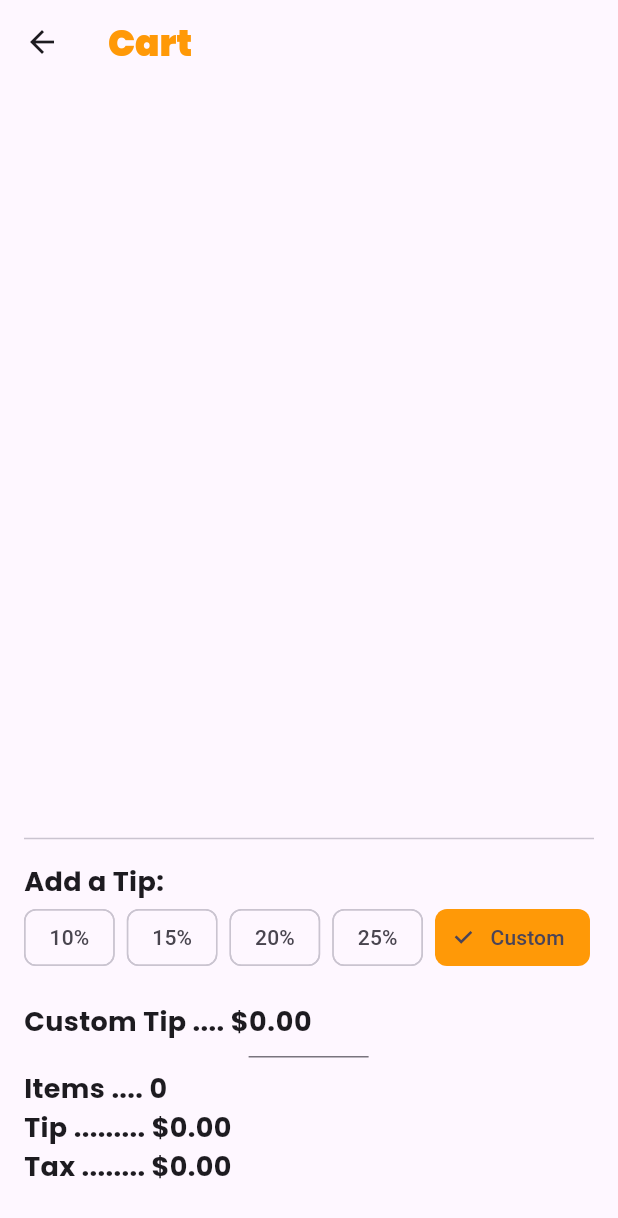
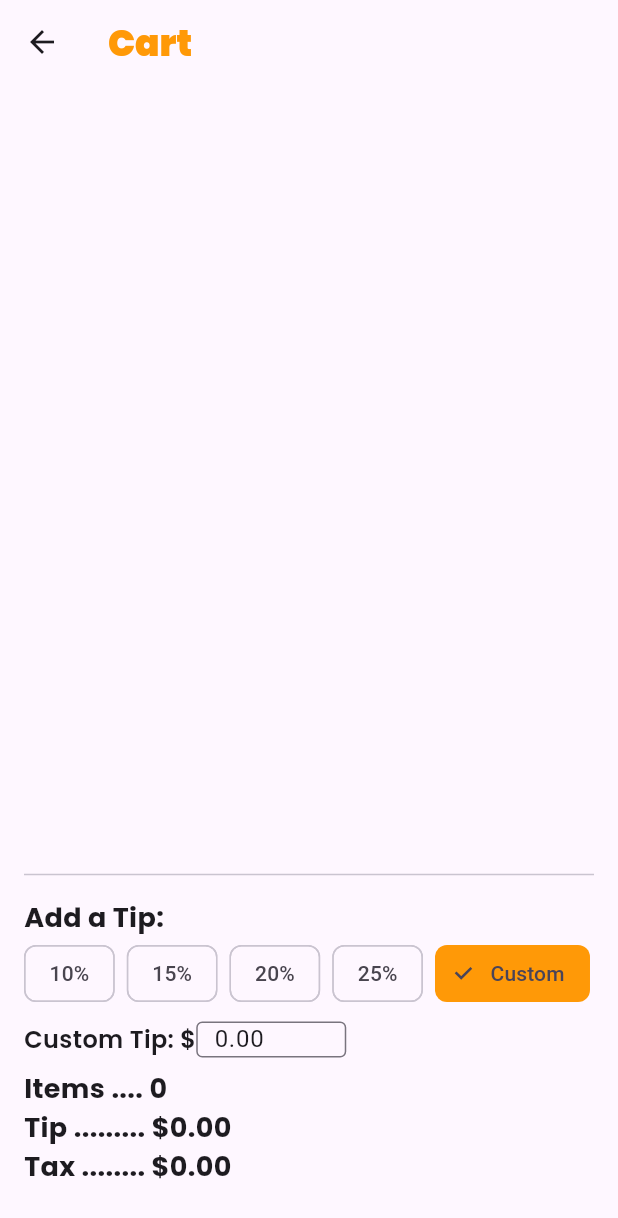
Before and after one commit to kabolen/kabolen.github.io, a Flutter app: the CartPage screen opened directly with empty values, on a phone screen of 412 x 824 dp. Shown: the top 1218 px of the screen. Run offline on Flutter 3.47's test engine with Material 3 defaults, Android fonts, the light colour scheme and no system bars; our stand-ins replace built_collection, carousel_slider, flutter_dotenv, flutter_svg, google_fonts, google_maps_flutter and 1 more; missing offline and left inert: square_in_app_payments; network calls fail.

Commit message:
changed tip line to be highlighted box

```diff
--- a/lib/pages/cart.dart
+++ b/lib/pages/cart.dart
@@ -283,11 +283,17 @@ class _CartPageState extends State<CartPage> {
                           label: Text(tip),
                           selected: selectedTip == tip,
                           onSelected: (_) {
-                            if (tip == 'Custom') {
-                              _updateTipAmount('Custom');
-                            } else {
-                              _updateTipAmount(tip);
-                            }
+                            setState(() {
+                              selectedTip = tip;
+                              if (tip != 'Custom') {
+                                _updateTipAmount(tip);
+                                FocusScope.of(context)
+                                    .unfocus(); // hide keyboard if open
+                              } else {
+                                FocusScope.of(context)
+                                    .requestFocus(customTipFocusNode);
+                              }
+                            });
                           },
                         );
                       }).toList(),
@@ -296,32 +302,29 @@ class _CartPageState extends State<CartPage> {
                       Padding(
                         padding: const EdgeInsets.only(top: 8.0),
                         child: Row(
+                          crossAxisAlignment: CrossAxisAlignment.center,
                           children: [
                             Text(
-                              'Custom Tip .... \$',
+                              'Custom Tip: \$',
                               style: GoogleFonts.poppins(
-                                fontSize: 18,
-                                fontWeight: FontWeight.w700,
+                                fontSize: 16,
+                                fontWeight: FontWeight.w600,
                               ),
                             ),
                             SizedBox(
-                              width: 80,
+                              width: 100,
                               child: TextField(
-                                style: GoogleFonts.poppins(
-                                  fontSize: 18,
-                                  fontWeight: FontWeight.w700,
-                                ),
                                 controller: customTipController,
                                 focusNode: customTipFocusNode,
                                 keyboardType:
                                     const TextInputType.numberWithOptions(
                                         decimal: true),
-                                textInputAction: TextInputAction.done,
-                                onSubmitted: (_) {
-                                  // Dismiss the keyboard when done
-                                  FocusScope.of(context)
-                                      .requestFocus(FocusNode());
-                                },
+                                decoration: const InputDecoration(
+                                  isDense: true,
+                                  contentPadding:
+                                      EdgeInsets.symmetric(horizontal: 8.0),
+                                  border: OutlineInputBorder(),
+                                ),
                                 onChanged: (value) {
                                   setState(() {
                                     tipAmount = double.tryParse(value) ?? 0.0;
```
